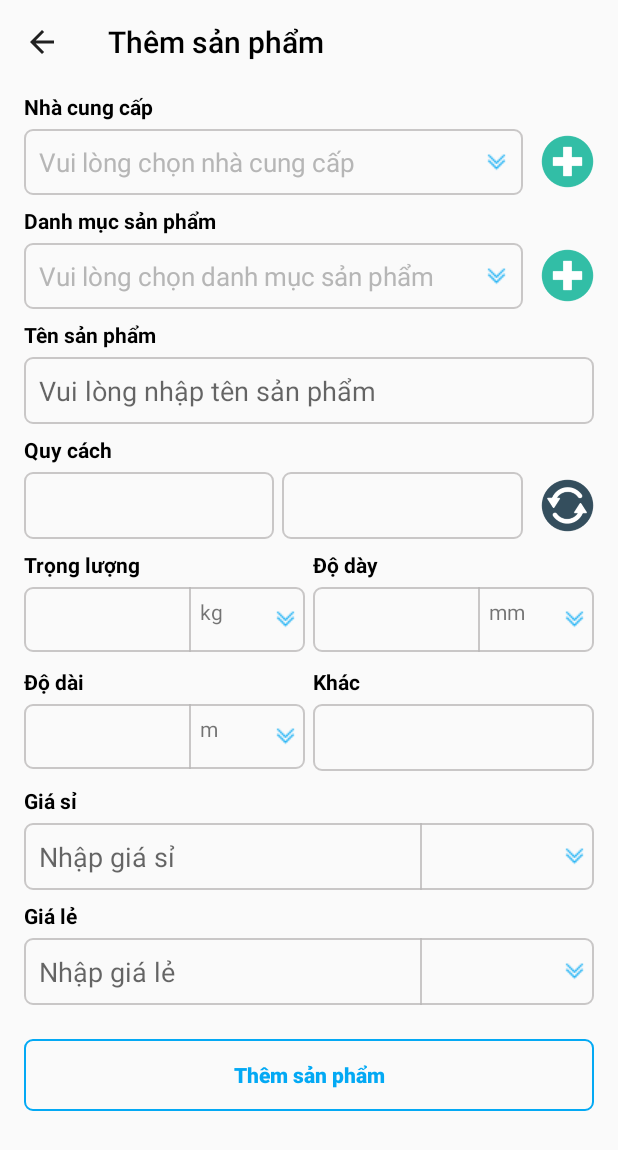
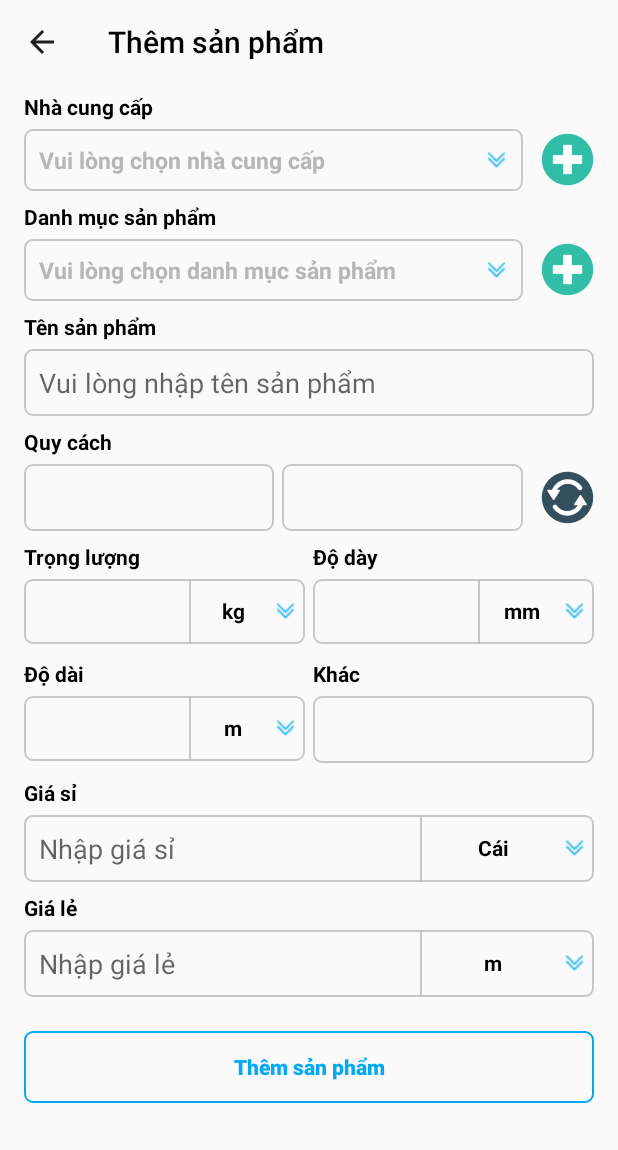
Before and after one commit to DaTaThanhHien/DaTaThanhHien, an Android app: the Seo_ThemSanPhamMoi screen opened directly, with no data from a screen before it, on a phone screen of 412 x 824 dp. Shown: the top 1150 px of the screen. Run offline under Robolectric (Android 15) with nearby library versions, the phone set to English and light mode, and no system bars; our stand-ins replace Volley; libraries missing offline, so code that uses them is left out: cn.pedant, com.sdsmdg.tastytoast; network calls fail.

Commit message:
seo - update lại  xíu giao diện chưa có xóa

```diff
--- a/ThanhHien/app/src/main/java/com/example/thanhhien/NhaCungcap/Seo_ThemSuaXoaNhaCungCap.java
+++ b/ThanhHien/app/src/main/java/com/example/thanhhien/NhaCungcap/Seo_ThemSuaXoaNhaCungCap.java
@@ -48,7 +48,6 @@ public class Seo_ThemSuaXoaNhaCungCap extends AppCompatActivity {
         requestWindowFeature(Window.FEATURE_NO_TITLE);
         getWindow().setFlags(WindowManager.LayoutParams.FLAG_FULLSCREEN,WindowManager.LayoutParams.FLAG_FULLSCREEN);
         setContentView(R.layout.seo_themsuaxoanhacungcap);
-
         AnhXa();
         Intent intent=getIntent();
         if(intent.getStringExtra("Ma").equals("0")){
--- a/ThanhHien/app/src/main/res/layout/seo_themsanphammoi.xml
+++ b/ThanhHien/app/src/main/res/layout/seo_themsanphammoi.xml
@@ -48,7 +48,8 @@
                     android:layout_width="match_parent"
                     android:layout_height="wrap_content">
                     <TextView
-                        android:textSize="17dp"
+                        android:textStyle="bold"
+                        android:textSize="15dp"
                         android:drawableRight="@drawable/imgdropdow"
                         android:textColor="#B6B6B6"
                         android:text="Vui lòng chọn nhà cung cấp"
@@ -96,7 +97,8 @@
                    android:layout_width="match_parent"
                    android:layout_height="wrap_content">
                    <TextView
-                       android:textSize="17sp"
+                       android:textStyle="bold"
+                       android:textSize="15sp"
                        android:drawableRight="@drawable/imgdropdow"
                        android:textColor="#B6B6B6"
                        android:text="Vui lòng chọn danh mục sản phẩm"
@@ -288,6 +290,9 @@
 
                         </EditText>
                         <TextView
+                            android:textColor="#000000"
+                            android:gravity="center"
+                            android:textStyle="bold"
                             android:text="kg"
                             android:id="@+id/btnTrongLuong"
                             android:padding="5dp"
@@ -336,6 +341,9 @@
 
                        </EditText>
                        <TextView
+                           android:textColor="#000000"
+                           android:gravity="center"
+                           android:textStyle="bold"
                            android:text="mm"
                            android:id="@+id/btnDoDay"
                            android:padding="5dp"
@@ -392,6 +400,9 @@
 
                        </EditText>
                        <TextView
+                           android:textColor="#000000"
+                           android:gravity="center"
+                           android:textStyle="bold"
                            android:text="m"
                            android:id="@+id/btnDoDai"
                            android:padding="5dp"
@@ -475,6 +486,10 @@
                        android:layout_width="0dp"
                        android:layout_height="wrap_content">
                        <TextView
+                           android:text="Cái"
+                           android:textColor="#000000"
+                           android:gravity="center"
+                           android:textStyle="bold"
                            android:id="@+id/btnDonViCuaGiaSi"
                            android:padding="5dp"
                            android:drawablePadding="5dp"
@@ -525,6 +540,10 @@
                        android:layout_width="0dp"
                        android:layout_height="wrap_content">
                        <TextView
+                           android:text="m"
+                           android:textColor="#000000"
+                           android:gravity="center"
+                           android:textStyle="bold"
                            android:id="@+id/btnDonViCuaGiaLe"
                            android:padding="5dp"
                            android:drawablePadding="5dp"
```
Also changed, not shown: ThanhHien/app/src/main/java/com/example/thanhhien/QuanLyKho/SanPhamKho/Seo_QuanLySanPhamKho.java (+4 -3 lines), ThanhHien/app/src/main/java/com/example/thanhhien/QuanLyKho/ThemSuaXoaSanPham/Seo_ThemSanPhamMoi.java (+11 -7 lines), ThanhHien/app/src/main/res/layout/seo_suaxoasanpham.xml (+15 -0 lines).
